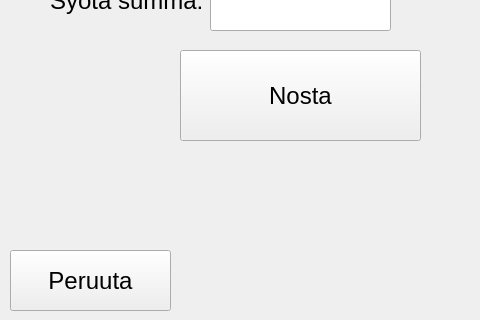
tvt20kmo-ohjelmistokehitysprojekti/Group8, file PankkiProjekti/muusumma.ui: the form before one commit; both pictures show x 0 to 480 and y 280 to 600 of the 600 by 600 pixel window.
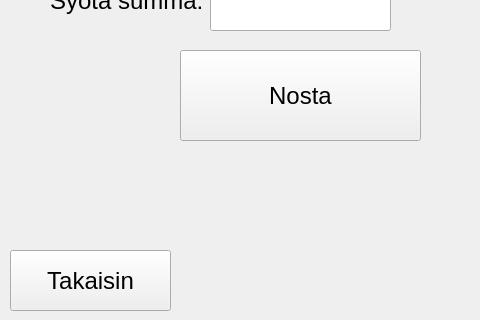
The form after the commit.

The edit to the form file:
```diff
--- a/PankkiProjekti/muusumma.ui
+++ b/PankkiProjekti/muusumma.ui
@@ -79,7 +79,7 @@
     </font>
    </property>
    <property name="text">
-    <string>Peruuta</string>
+    <string>Takaisin</string>
    </property>
   </widget>
  </widget>
```
